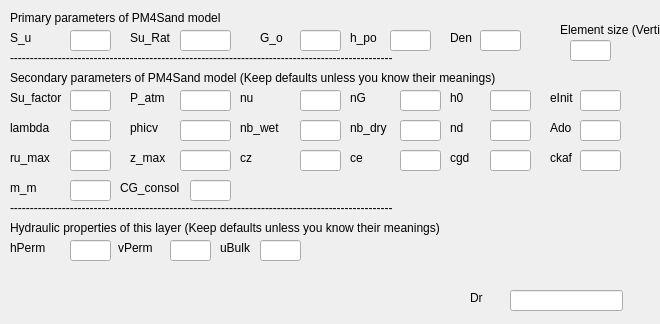
First picture: the form in UI/PM4Silt.ui, repository NHERI-SimCenter/s3hark, before the edit.
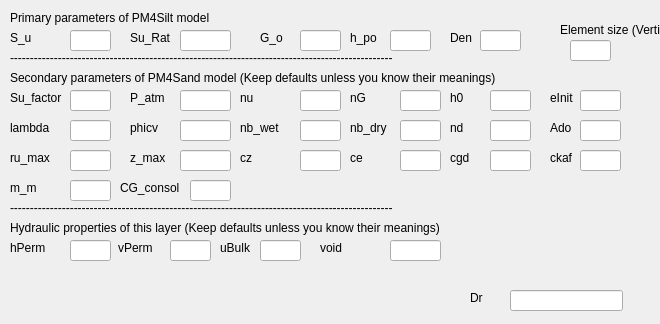
Second picture: the form after the edit.

What changed in the file:
```diff
--- a/UI/PM4Silt.ui
+++ b/UI/PM4Silt.ui
@@ -660,7 +660,7 @@
     </rect>
    </property>
    <property name="text">
-    <string>Primary parameters of PM4Sand model </string>
+    <string>Primary parameters of PM4Silt model </string>
    </property>
   </widget>
   <widget class="QLabel" name="line1_2">
@@ -768,6 +768,29 @@
     </rect>
    </property>
   </widget>
+  <widget class="QLineEdit" name="evoid">
+   <property name="geometry">
+    <rect>
+     <x>390</x>
+     <y>240</y>
+     <width>51</width>
+     <height>21</height>
+    </rect>
+   </property>
+  </widget>
+  <widget class="QLabel" name="evoid_2">
+   <property name="geometry">
+    <rect>
+     <x>320</x>
+     <y>240</y>
+     <width>57</width>
+     <height>16</height>
+    </rect>
+   </property>
+   <property name="text">
+    <string>void</string>
+   </property>
+  </widget>
  </widget>
  <resources/>
  <connections/>
```
